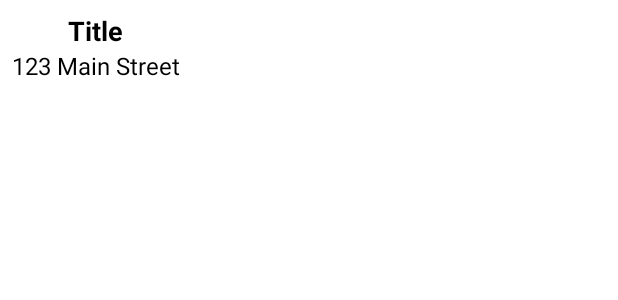
After one commit to gretandroid/TD_20220502_GoogleMap, an Android app: the layout marker_layout.xml on its own in the app's theme, with its tools: preview values and no code run, on a phone screen of 412 x 824 dp. The commit adds this screen. Shown: the top 300 px of the screen. Run offline under Robolectric (Android 15) with nearby library versions, the phone set to English and light mode, and no system bars.

Commit message:
personnalisation du marker

```diff
--- /dev/null
+++ b/app/src/main/res/layout/marker_layout.xml
@@ -0,0 +1,26 @@
+<?xml version="1.0" encoding="utf-8"?>
+<LinearLayout xmlns:android="http://schemas.android.com/apk/res/android"
+    xmlns:tools="http://schemas.android.com/tools"
+    android:orientation="vertical"
+    android:layout_width="wrap_content"
+    android:layout_height="wrap_content"
+    android:gravity="center_horizontal"
+    android:padding="8dp">
+
+    <TextView
+        android:id="@+id/text_view_title"
+        android:layout_width="wrap_content"
+        android:layout_height="wrap_content"
+        android:textColor="@android:color/black"
+        android:textSize="18sp"
+        android:textStyle="bold"
+        tools:text="Title"/>
+
+    <TextView
+        android:id="@+id/text_view_address"
+        android:layout_width="wrap_content"
+        android:layout_height="wrap_content"
+        android:textColor="@android:color/black"
+        android:textSize="16sp"
+        tools:text="123 Main Street"/>
+</LinearLayout>
```
Also changed, not shown: app/src/main/java/com/example/td_20220502_googlemap/MapsActivity.kt (+26 -1 lines).
